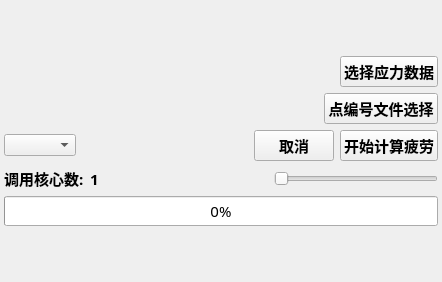
This is uifile/fatiguewidget.ui in Meihongtao/GUI as Qt 5 draws it before an edit. The edited form follows.
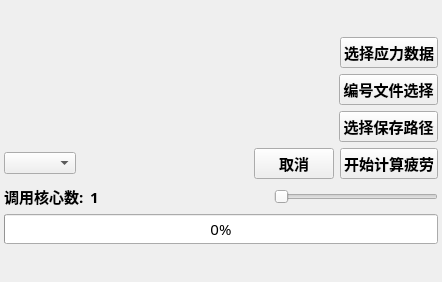
This is the edited form.

```diff
--- a/uifile/fatiguewidget.ui
+++ b/uifile/fatiguewidget.ui
@@ -98,7 +98,51 @@
           </font>
          </property>
          <property name="text">
-          <string>点编号文件选择</string>
+          <string>编号文件选择</string>
+         </property>
+        </widget>
+       </item>
+      </layout>
+     </item>
+     <item>
+      <layout class="QHBoxLayout" name="horizontalLayout_6">
+       <item>
+        <widget class="QLabel" name="saveLabel">
+         <property name="font">
+          <font>
+           <family>幼圆</family>
+          </font>
+         </property>
+         <property name="text">
+          <string/>
+         </property>
+        </widget>
+       </item>
+       <item>
+        <spacer name="horizontalSpacer_5">
+         <property name="orientation">
+          <enum>Qt::Horizontal</enum>
+         </property>
+         <property name="sizeHint" stdset="0">
+          <size>
+           <width>40</width>
+           <height>20</height>
+          </size>
+         </property>
+        </spacer>
+       </item>
+       <item>
+        <widget class="QPushButton" name="saveBtn">
+         <property name="font">
+          <font>
+           <family>幼圆</family>
+           <pointsize>11</pointsize>
+           <weight>75</weight>
+           <bold>true</bold>
+          </font>
+         </property>
+         <property name="text">
+          <string>选择保存路径</string>
          </property>
         </widget>
        </item>
```
Left out of the diff: 26 changed lines with no effect on the pictures.
